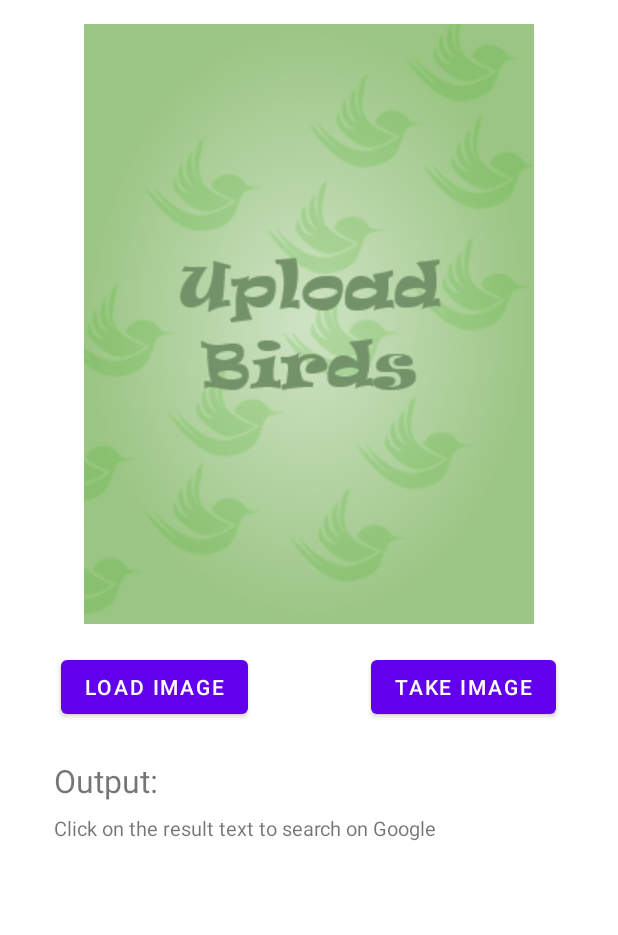
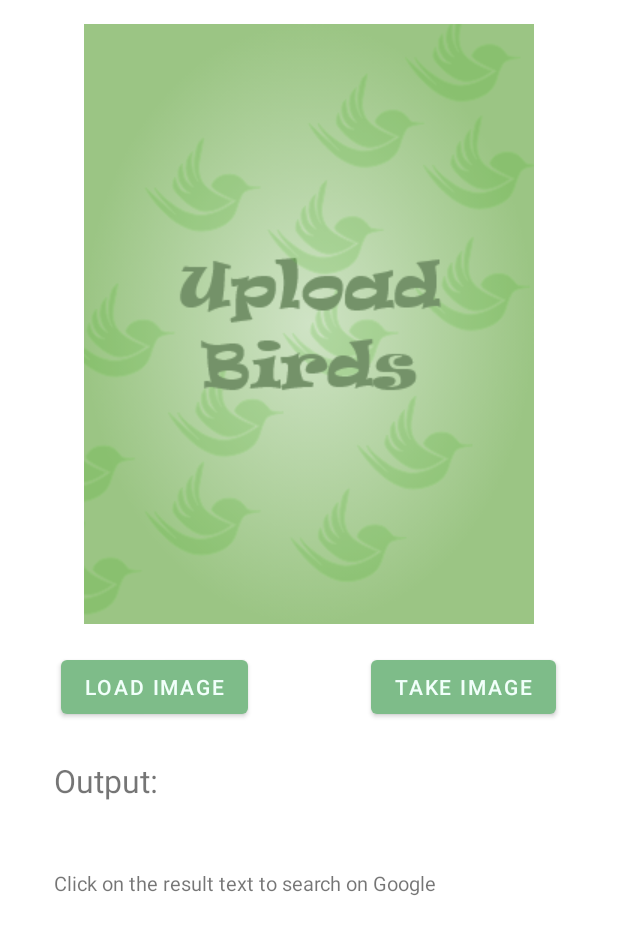
Before and after one commit to SerapErcel/ImageClassificationAndroidApp, an Android app: the layout activity_main.xml on its own in the app's theme, with its tools: preview values and no code run, on a phone screen of 412 x 824 dp. Shown: the top 935 px of the screen. Run offline under Robolectric (Android 15) with nearby library versions, the phone set to English and light mode, and no system bars.

Commit message:
Fix themes and ui issues

```diff
--- a/app/src/main/res/layout/activity_main.xml
+++ b/app/src/main/res/layout/activity_main.xml
@@ -56,12 +56,12 @@
         android:id="@+id/outputTextView"
         android:layout_width="wrap_content"
         android:layout_height="wrap_content"
-        android:layout_marginStart="8dp"
-        android:layout_marginTop="24dp"
-        android:textColor="@color/purple_500"
+        android:layout_marginStart="36dp"
+        android:layout_marginTop="8dp"
+        android:textColor="@color/green_700"
         android:textSize="21sp"
-        app:layout_constraintStart_toEndOf="@id/textView"
-        app:layout_constraintTop_toBottomOf="@+id/bntCaptureImage"
+        app:layout_constraintStart_toStartOf="parent"
+        app:layout_constraintTop_toBottomOf="@+id/textView"
         tools:ignore="TextContrastCheck" />
 
     <TextView
@@ -72,7 +72,7 @@
         android:text="@string/click_on_the_result_text_to_search_on_google"
         android:textSize="13sp"
         app:layout_constraintStart_toStartOf="parent"
-        app:layout_constraintTop_toBottomOf="@id/textView" />
+        app:layout_constraintTop_toBottomOf="@id/outputTextView" />
 
 
     <androidx.constraintlayout.widget.Guideline
--- a/app/src/main/res/values-night/themes.xml
+++ b/app/src/main/res/values-night/themes.xml
@@ -2,13 +2,13 @@
     <!-- Base application theme. -->
     <style name="Theme.Androidml2" parent="Theme.MaterialComponents.DayNight.DarkActionBar">
         <!-- Primary brand color. -->
-        <item name="colorPrimary">@color/purple_200</item>
-        <item name="colorPrimaryVariant">@color/purple_700</item>
-        <item name="colorOnPrimary">@color/black</item>
+        <item name="colorPrimary">@color/green_200</item>
+        <item name="colorPrimaryVariant">@color/green_700</item>
+        <item name="colorOnPrimary">@color/dark</item>
         <!-- Secondary brand color. -->
-        <item name="colorSecondary">@color/teal_200</item>
-        <item name="colorSecondaryVariant">@color/teal_200</item>
-        <item name="colorOnSecondary">@color/black</item>
+        <item name="colorSecondary">@color/yellow_200</item>
+        <item name="colorSecondaryVariant">@color/yellow_200</item>
+        <item name="colorOnSecondary">@color/dark</item>
         <!-- Status bar color. -->
         <item name="android:statusBarColor" tools:targetApi="l">?attr/colorPrimaryVariant</item>
         <!-- Customize your theme here. -->
--- a/app/src/main/res/values/colors.xml
+++ b/app/src/main/res/values/colors.xml
@@ -1,10 +1,10 @@
 <?xml version="1.0" encoding="utf-8"?>
 <resources>
-    <color name="purple_200">#FFBB86FC</color>
-    <color name="purple_500">#FF6200EE</color>
-    <color name="purple_700">#FF3700B3</color>
-    <color name="teal_200">#FF03DAC5</color>
-    <color name="teal_700">#FF018786</color>
-    <color name="black">#FF000000</color>
-    <color name="white">#FFFFFFFF</color>
+    <color name="green_200">#C1DBB3</color>
+    <color name="green_500">#7EBC89</color>
+    <color name="green_700">#25a244</color>
+    <color name="yellow_200">#F2C078</color>
+    <color name="yellow_700">#FAEDCA</color>
+    <color name="dark">#243119</color>
+    <color name="light">#f1fffa</color>
 </resources>
--- a/app/src/main/res/values/themes.xml
+++ b/app/src/main/res/values/themes.xml
@@ -2,13 +2,13 @@
     <!-- Base application theme. -->
     <style name="Theme.Androidml2" parent="Theme.MaterialComponents.DayNight.DarkActionBar">
         <!-- Primary brand color. -->
-        <item name="colorPrimary">@color/purple_500</item>
-        <item name="colorPrimaryVariant">@color/purple_700</item>
-        <item name="colorOnPrimary">@color/white</item>
+        <item name="colorPrimary">@color/green_500</item>
+        <item name="colorPrimaryVariant">@color/green_700</item>
+        <item name="colorOnPrimary">@color/light</item>
         <!-- Secondary brand color. -->
-        <item name="colorSecondary">@color/teal_200</item>
-        <item name="colorSecondaryVariant">@color/teal_700</item>
-        <item name="colorOnSecondary">@color/black</item>
+        <item name="colorSecondary">@color/yellow_200</item>
+        <item name="colorSecondaryVariant">@color/yellow_700</item>
+        <item name="colorOnSecondary">@color/dark</item>
         <!-- Status bar color. -->
         <item name="android:statusBarColor" tools:targetApi="l">?attr/colorPrimaryVariant</item>
         <!-- Customize your theme here. -->
```
